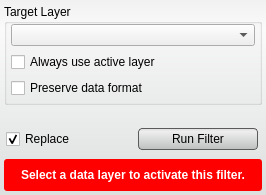
Above: src/Interface/ToolInterface/MedianFilterInterface.ui from SCIInstitute/Seg3D before the change. Below: the same form after it.
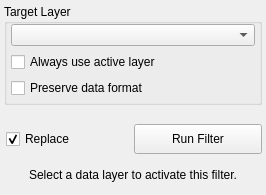
That is the form after the change. Custom widgets are drawn as their Qt base class.

Patch:
```diff
--- a/src/Interface/ToolInterface/MedianFilterInterface.ui
+++ b/src/Interface/ToolInterface/MedianFilterInterface.ui
@@ -31,34 +31,6 @@
   <property name="windowTitle">
    <string>Median Filter</string>
   </property>
-  <property name="styleSheet">
-   <string notr="true">QWidget#MedianFilterInterface{
-  border-radius: 3px;
-  background-color: qlineargradient(spread:pad, x1:0.5, y1:0, x2:0.5, y2:0.960227, stop:0 rgba(241, 241, 241, 255), stop:0.155779 rgba(250, 250, 250, 255), stop:1 rgba(222, 224, 224, 255));      
-}
-
-
-QPushButton{
-  background-color: qlineargradient(spread:pad, x1:0.5, y1:0, x2:0.5, y2:0.960227, stop:0 rgba(221, 221, 221, 255), stop:0.155779 rgba(238, 238, 238, 255), stop:1 rgba(192, 194, 194, 255));
-  border-radius: 4px;
-  border: 1px solid rgb(90, 90, 90);
-  margin:4px;
-}
-
-QPushButton:hover{
-  background-color: qlineargradient(spread:pad, x1:0.5, y1:0, x2:0.5, y2:1, stop:0 rgba(195, 195, 195, 255), stop:0.253769 rgba(206, 206, 206, 255), stop:1 rgba(185, 185, 185, 255));
-  border-radius: 4px;
-  border: 1px solid rgb(90, 90, 90);
-  margin:4px;
-}
-
-QPushButton:pressed{
-  background-color: qlineargradient(spread:pad, x1:0.5, y1:0, x2:0.5, y2:1, stop:0 rgba(150, 150, 150, 255), stop:0.753769 rgba(206, 206, 206, 255), stop:1 rgba(185, 185, 185, 255));
-  border-radius: 4px;
-  border: 1px solid rgb(90, 90, 90);
-  margin:4px;
-}</string>
-  </property>
   <layout class="QVBoxLayout" name="verticalLayout">
    <property name="spacing">
     <number>4</number>
@@ -217,17 +189,6 @@
        <height>32</height>
       </size>
      </property>
-     <property name="styleSheet">
-      <string notr="true">QLabel#message_{
-  color: white;
-  font: bold;
-}
-
-QWidget#message_alert_{
-  border-radius: 3px;
-  background-color: red;
-}</string>
-     </property>
      <layout class="QHBoxLayout" name="horizontalLayout_5">
       <property name="spacing">
        <number>0</number>
```
